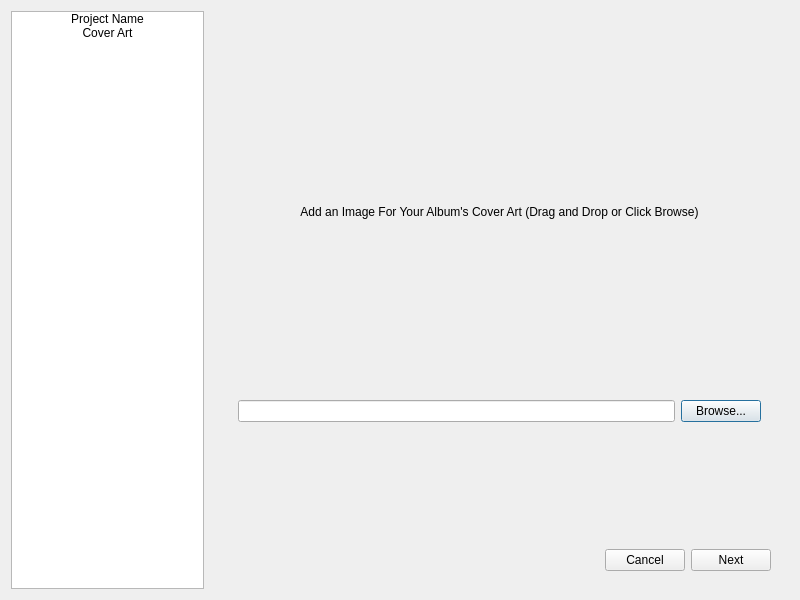
This is src/app/createprojectdialog.ui in Taylor-Hallman/AlbumMaker as Qt 5 draws it before an edit. The edited form follows.
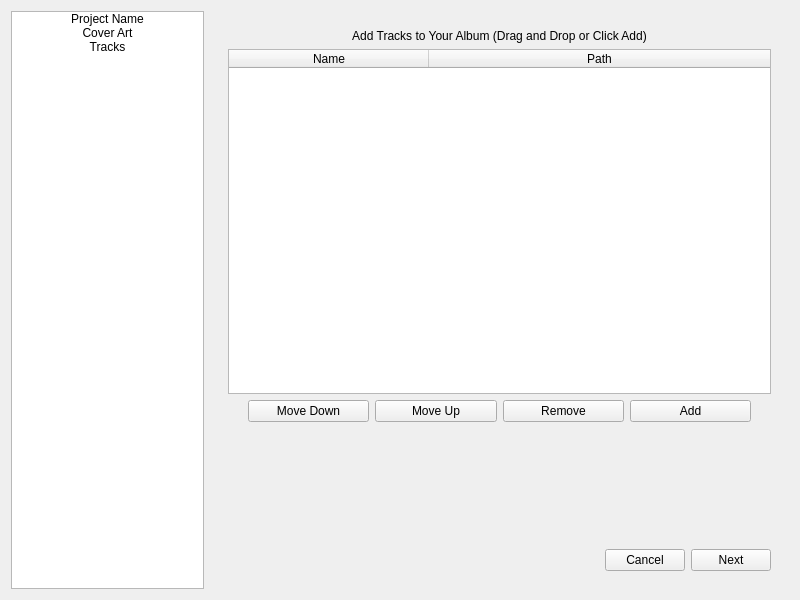
This is the edited form. Custom widgets are drawn as their Qt base class.

Commit message: Add setup step to add album tracks

Diff of the .ui file:
```diff
--- a/src/app/createprojectdialog.ui
+++ b/src/app/createprojectdialog.ui
@@ -41,6 +41,14 @@
        <set>AlignCenter</set>
       </property>
      </item>
+     <item>
+      <property name="text">
+       <string>Tracks</string>
+      </property>
+      <property name="textAlignment">
+       <set>AlignCenter</set>
+      </property>
+     </item>
     </widget>
    </item>
    <item>
@@ -52,7 +60,7 @@
          <cursorShape>ArrowCursor</cursorShape>
         </property>
         <property name="currentIndex">
-         <number>1</number>
+         <number>2</number>
         </property>
         <widget class="QWidget" name="projectName">
          <layout class="QHBoxLayout" name="horizontalLayout_3">
@@ -74,7 +82,7 @@
           </item>
          </layout>
         </widget>
-        <widget class="ImageDropWidget" name="coverArt">
+        <widget class="FileDropWidget" name="coverArt">
          <layout class="QVBoxLayout" name="verticalLayout_2">
           <item>
            <widget class="QLabel" name="imageLabel">
@@ -112,6 +120,84 @@
           </item>
          </layout>
         </widget>
+        <widget class="FileDropWidget" name="tracks">
+         <layout class="QVBoxLayout" name="verticalLayout_3">
+          <item>
+           <widget class="QLabel" name="label_2">
+            <property name="text">
+             <string>Add Tracks to Your Album (Drag and Drop or Click Add)</string>
+            </property>
+            <property name="alignment">
+             <set>Qt::AlignmentFlag::AlignCenter</set>
+            </property>
+           </widget>
+          </item>
+          <item>
+           <widget class="QTableWidget" name="tracksTable">
+            <attribute name="horizontalHeaderVisible">
+             <bool>true</bool>
+            </attribute>
+            <attribute name="horizontalHeaderMinimumSectionSize">
+             <number>19</number>
+            </attribute>
+            <attribute name="horizontalHeaderDefaultSectionSize">
+             <number>200</number>
+            </attribute>
+            <attribute name="horizontalHeaderStretchLastSection">
+             <bool>true</bool>
+            </attribute>
+            <column>
+             <property name="text">
+              <string>Name</string>
+             </property>
+            </column>
+            <column>
+             <property name="text">
+              <string>Path</string>
+             </property>
+            </column>
+           </widget>
+          </item>
+          <item>
+           <layout class="QHBoxLayout" name="horizontalLayout_5">
+            <property name="leftMargin">
+             <number>20</number>
+            </property>
+            <property name="rightMargin">
+             <number>20</number>
+            </property>
+            <item>
+             <widget class="QPushButton" name="downBtn">
+              <property name="text">
+               <string>Move Down</string>
+              </property>
+             </widget>
+            </item>
+            <item>
+             <widget class="QPushButton" name="upBtn">
+              <property name="text">
+               <string>Move Up</string>
+              </property>
+             </widget>
+            </item>
+            <item>
+             <widget class="QPushButton" name="removeBtn">
+              <property name="text">
+               <string>Remove</string>
+              </property>
+             </widget>
+            </item>
+            <item>
+             <widget class="QPushButton" name="addBtn">
+              <property name="text">
+               <string>Add</string>
+              </property>
+             </widget>
+            </item>
+           </layout>
+          </item>
+         </layout>
+        </widget>
        </widget>
       </item>
       <item>
@@ -172,9 +258,9 @@
    <header>src/widgets/nouserselectlistwidget.h</header>
   </customwidget>
   <customwidget>
-   <class>ImageDropWidget</class>
+   <class>FileDropWidget</class>
    <extends>QWidget</extends>
-   <header location="global">src/widgets/imagedropwidget.h</header>
+   <header location="global">src/widgets/filedropwidget.h</header>
    <container>1</container>
   </customwidget>
  </customwidgets>
```
The commit also changes 6 other files.
